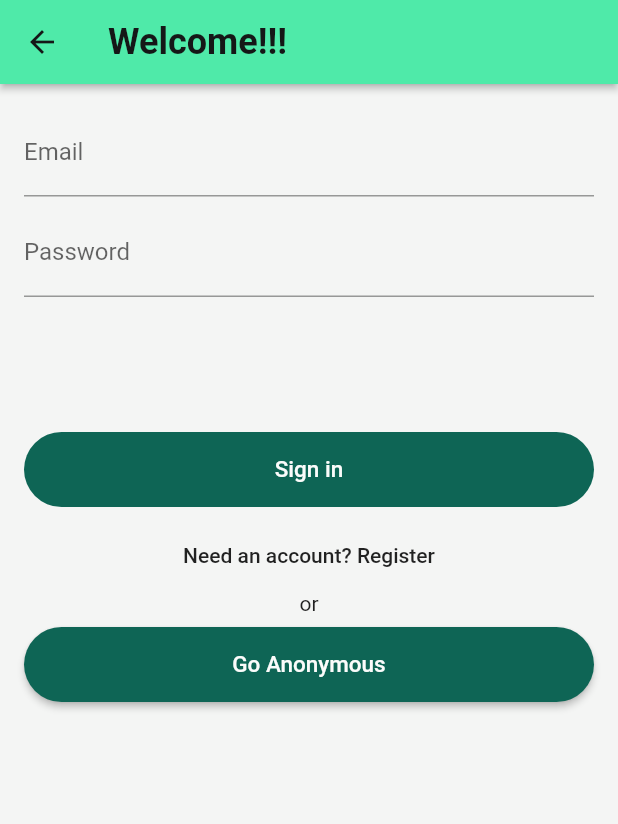
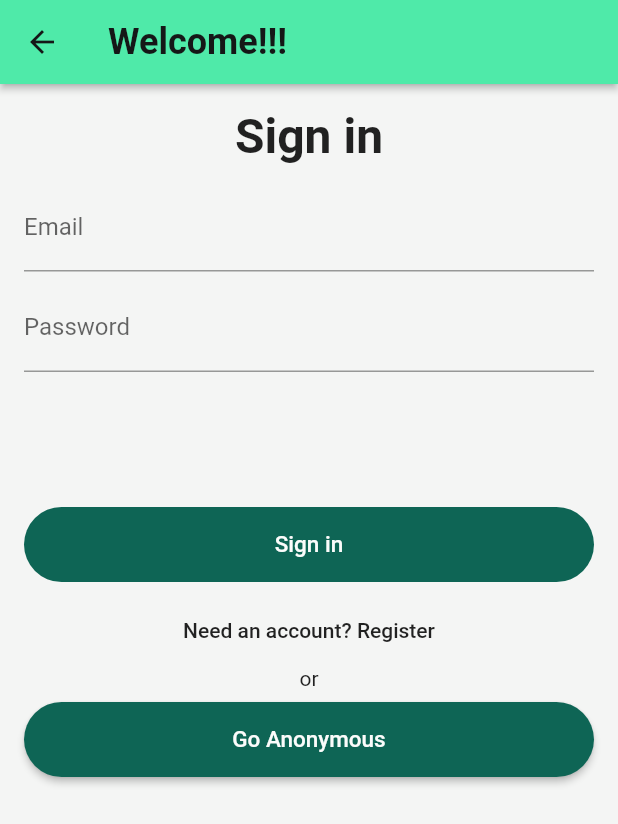
Before and after one commit to syncier/la_isla_bonita_ui, a Flutter app: the SignInPage screen opened directly, on a phone screen of 412 x 824 dp. Shown: the top 824 px of the screen. Run offline on Flutter 3.47's test engine with Material 2 defaults, Android fonts, the phone set to English and light mode, and no system bars; our stand-ins replace firebase_auth, firebase_core; accounts and stored records are empty.

```diff
--- a/lib/app/sign_in/email_sign_in_form.dart
+++ b/lib/app/sign_in/email_sign_in_form.dart
@@ -15,17 +15,21 @@ class EmailSignInForm extends StatefulWidget with EmailAndPasswordValidators {
 
   Stream<bool> isLoadingFromSignInForm;
 
-  EmailSignInForm({@required this.isLoadingFromEmailForm,  @required this.isLoadingFromSignInForm});
+  EmailSignInForm(
+      {@required this.isLoadingFromEmailForm,
+      @required this.isLoadingFromSignInForm});
 
   @override
-  EmailSignInFormState createState() => EmailSignInFormState(this.isLoadingFromEmailForm, this.isLoadingFromSignInForm);
+  EmailSignInFormState createState() => EmailSignInFormState(
+      this.isLoadingFromEmailForm, this.isLoadingFromSignInForm);
 }
 
 class EmailSignInFormState extends State<EmailSignInForm> {
   BoolCallback isLoadingParent;
   StreamSubscription loadingStateSubscription;
 
-  EmailSignInFormState(this.isLoadingParent, Stream<bool> isLoadingFromSignInForm) {
+  EmailSignInFormState(
+      this.isLoadingParent, Stream<bool> isLoadingFromSignInForm) {
     loadingStateSubscription = isLoadingFromSignInForm.listen((event) {
       setState(() {
         isLoading = event;
@@ -104,6 +108,10 @@ class EmailSignInFormState extends State<EmailSignInForm> {
         !isLoading;
 
     return [
+      SizedBox(
+        height: 50.0,
+        child: _buildHeader(),
+      ),
       _buildEmailTextField(),
       SizedBox(height: 8.0),
       _buildPasswordTextField(),
@@ -118,8 +126,7 @@ class EmailSignInFormState extends State<EmailSignInForm> {
   }
 
   TextField _buildPasswordTextField() {
-    bool showErrorText =
-        submitted && !widget.emailValidator.isValid(_password);
+    bool showErrorText = submitted && !widget.emailValidator.isValid(_password);
     return TextField(
       controller: _passwordController,
       focusNode: _passwordFocusNode,
@@ -165,10 +172,30 @@ class EmailSignInFormState extends State<EmailSignInForm> {
   _updateState() {
     setState(() {});
   }
+
   @override
   void dispose() {
     loadingStateSubscription.cancel();
+    _emailController.dispose();
+    _passwordController.dispose();
+    _emailFocusNode.dispose();
+    _passwordFocusNode.dispose();
     super.dispose();
+  }
+
+  Widget _buildHeader() {
+    if (isLoading) {
+      return Center(
+        child: CircularProgressIndicator(),
+      );
+    }
+    return Text(
+      _formType == EmailSignInFormType.signIn
+          ? 'Sign in'
+          : 'Sign up',
+      textAlign: TextAlign.center,
+      style: TextStyle(fontSize: 32.0, fontWeight: FontWeight.w600),
+    );
   }
 }
 
```
Also changed, not shown: lib/app/sign_in/sign_in_page.dart (+10 -4 lines).
